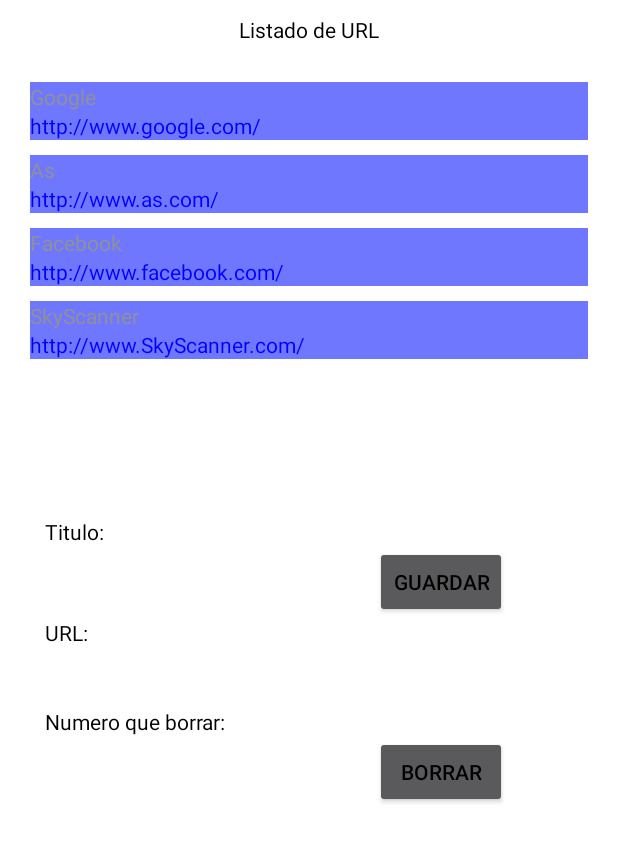
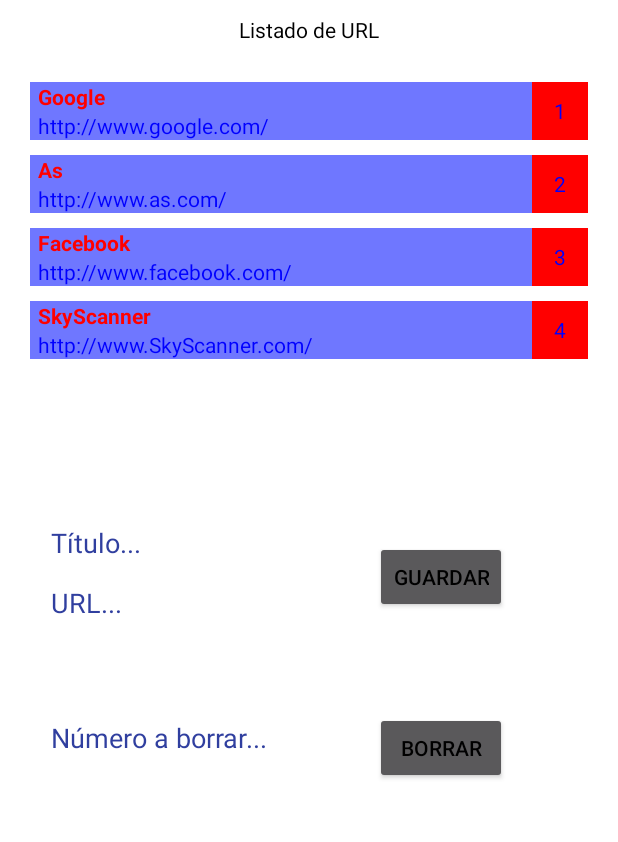
Before and after one commit to manologariza/ListViewURLMejorado, an Android app: the screen it shows after launch (MainActivity), on a phone screen of 412 x 824 dp. Shown: the top 842 px of the screen. Run offline under Robolectric (Android 15) with nearby library versions, the phone set to English and light mode, and no system bars.

```diff
--- a/app/src/main/java/com/example/sergioromeroburdalo/urladaptador/Adaptador.java
+++ b/app/src/main/java/com/example/sergioromeroburdalo/urladaptador/Adaptador.java
@@ -55,11 +55,13 @@ public class Adaptador extends BaseAdapter {
 
         TextView titulo=(TextView)vista.findViewById(R.id.tvNombre);
         final TextView detalle=(TextView)vista.findViewById(R.id.tvURL);
+        TextView numero=(TextView)vista.findViewById(R.id.tvId);
 
 
 
         titulo.setText(ListaObjetos.get(i).getNombre().toString());
         detalle.setText(ListaObjetos.get(i).getURL().toString());
+        numero.setText(String.valueOf(ListaObjetos.get(i).getId()));
 
 
         detalle.setOnClickListener(new View.OnClickListener() {
@@ -72,6 +74,7 @@ public class Adaptador extends BaseAdapter {
             }
         });
 
+
         return vista;
     }
 }
--- a/app/src/main/res/layout/activity_main.xml
+++ b/app/src/main/res/layout/activity_main.xml
@@ -35,21 +35,33 @@
         android:layout_marginTop="40dp"
         android:orientation="vertical">
 
-        <TextView
-            android:layout_width="wrap_content"
-            android:layout_height="wrap_content"
-            android:text="Titulo:"
-            android:textColor="#000000" />
 
         <LinearLayout
             android:layout_width="wrap_content"
             android:layout_height="wrap_content">
 
-            <EditText
-                android:id="@+id/etTitulo"
-                android:layout_width="200dp"
-                android:layout_height="40dp"
-                android:textColor="#000000" />
+            <LinearLayout
+                android:layout_width="wrap_content"
+                android:layout_height="wrap_content"
+                android:orientation="vertical">
+                <EditText
+                    android:id="@+id/etTitulo"
+                    android:layout_width="200dp"
+                    android:layout_height="40dp"
+                    android:hint="Título..."
+                    android:textColorHint="@color/colorPrimaryDark"
+                    android:textColor="#000000" />
+                <EditText
+                    android:id="@+id/etURL"
+                    android:layout_width="200dp"
+                    android:layout_height="40dp"
+                    android:hint="URL..."
+                    android:textColorHint="@color/colorPrimaryDark"
+                    android:textColor="#000000" />
+
+
+            </LinearLayout>
+
 
             <Button
                 android:id="@+id/btnGuardar"
@@ -58,37 +70,26 @@
                 android:layout_marginLeft="20dp"
                 android:onClick="meterNuevo"
                 android:text="Guardar"
-                android:textColor="#000000" />
+                android:textColor="#000000"
+                android:layout_gravity="center"/>
         </LinearLayout>
 
-        <TextView
-            android:layout_width="wrap_content"
-            android:layout_height="wrap_content"
-            android:text="URL:"
-            android:textColor="#000000" />
 
-        <EditText
-            android:id="@+id/etURL"
-            android:layout_width="200dp"
-            android:layout_height="40dp"
-            android:textColor="#000000" />
-
-        <TextView
-            android:layout_width="wrap_content"
-            android:layout_height="wrap_content"
-            android:text="Numero que borrar:"
-            android:textColor="#000000" />
 
         <LinearLayout
             android:layout_width="wrap_content"
             android:layout_height="wrap_content"
-            android:orientation="horizontal">
+            android:orientation="horizontal"
+            android:layout_marginTop="50dp">
 
             <EditText
                 android:id="@+id/etBorrar"
                 android:layout_width="200dp"
                 android:layout_height="40dp"
-                android:textColor="#000000" />
+                android:textColor="#000000"
+                android:hint="Número a borrar..."
+                android:textColorHint="@color/colorPrimaryDark"
+                android:inputType="number"/>
 
             <Button
                 android:layout_width="wrap_content"
@@ -96,7 +97,8 @@
                 android:layout_marginLeft="20dp"
                 android:text="BORRAR"
                 android:textColor="#000000"
-                android:onClick="borrarElemento"/>
+                android:onClick="borrarElemento"
+                android:layout_gravity="center"/>
 
 
         </LinearLayout>
--- a/app/src/main/res/layout/itemlist.xml
+++ b/app/src/main/res/layout/itemlist.xml
@@ -1,29 +1,46 @@
 <?xml version="1.0" encoding="utf-8"?>
 <LinearLayout
-    xmlns:android="http://schemas.android.com/apk/res/android" android:layout_width="match_parent"
+    xmlns:android="http://schemas.android.com/apk/res/android"
+    android:layout_width="match_parent"
     android:layout_height="match_parent"
-    android:orientation="vertical"
-    android:background="#6f77ff"
-    >
+    android:orientation="horizontal"
+    android:background="#6f77ff">
+
     <LinearLayout
-        android:layout_width="wrap_content"
-        android:layout_height="wrap_content">
+        android:layout_width="0dp"
+        android:layout_height="match_parent"
+        android:layout_weight="9"
+        android:orientation="vertical">
 
         <TextView
             android:id="@+id/tvNombre"
+            android:textColor="#FF0000"
             android:layout_width="match_parent"
             android:layout_height="wrap_content"
+            android:textStyle="bold"
             android:text="TITULO"
-        />
+            android:layout_marginLeft="5dp"/>
+
+        <TextView
+            android:id="@+id/tvURL"
+            android:layout_width="wrap_content"
+            android:layout_height="wrap_content"
+            android:textColor="#0000ff"
+            android:text="URL"
+            android:layout_marginLeft="5dp"/>
 
 
     </LinearLayout>
+
     <TextView
-        android:id="@+id/tvURL"
-        android:layout_width="match_parent"
-        android:layout_height="wrap_content"
+        android:id="@+id/tvId"
+        android:layout_width="0dp"
+        android:layout_height="match_parent"
+        android:layout_weight="1"
         android:textColor="#0000ff"
-        android:text="URL"
-        />
+        android:background="#FF0000"
+        android:layout_gravity="center"
+        android:gravity="center"/>
+
 
 </LinearLayout>
--- /dev/null
+++ b/app/src/main/res/menu/menu_contextual.xml
@@ -0,0 +1,18 @@
+<?xml version="1.0" encoding="utf-8"?>
+<menu xmlns:android="http://schemas.android.com/apk/res/android">
+
+    <item
+        android:id="@+id/itemVisitar"
+        android:title="Visitar"/>
+
+    <item
+        android:id="@+id/itemEliminar"
+        android:title="Eliminar"/>
+
+    <item
+        android:id="@+id/itemSubir"
+        android:title="Subir"/>
+    <item
+        android:id="@+id/itemBajar"
+        android:title="Bajar"/>
+</menu>
```
Also changed, not shown: app/src/main/java/com/example/sergioromeroburdalo/urladaptador/MainActivity.java (+100 -9 lines), 1 other file. Lines whose indentation alone changed are shown as unchanged.
